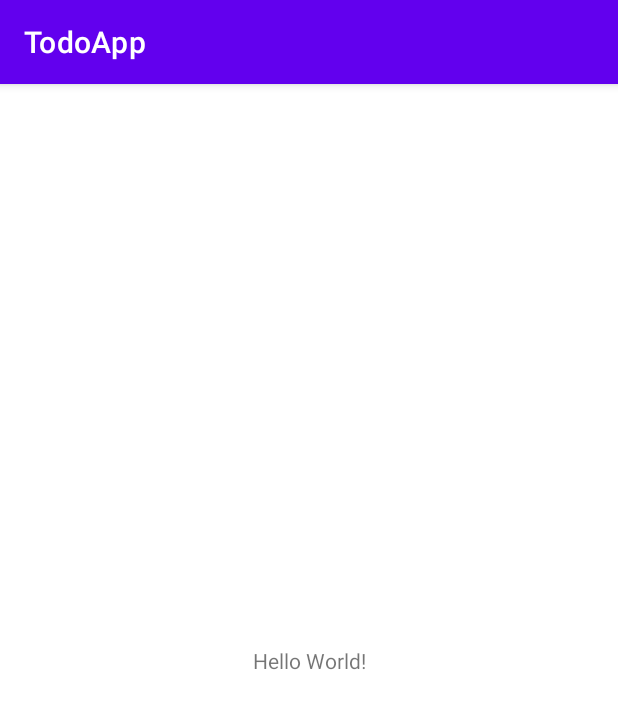
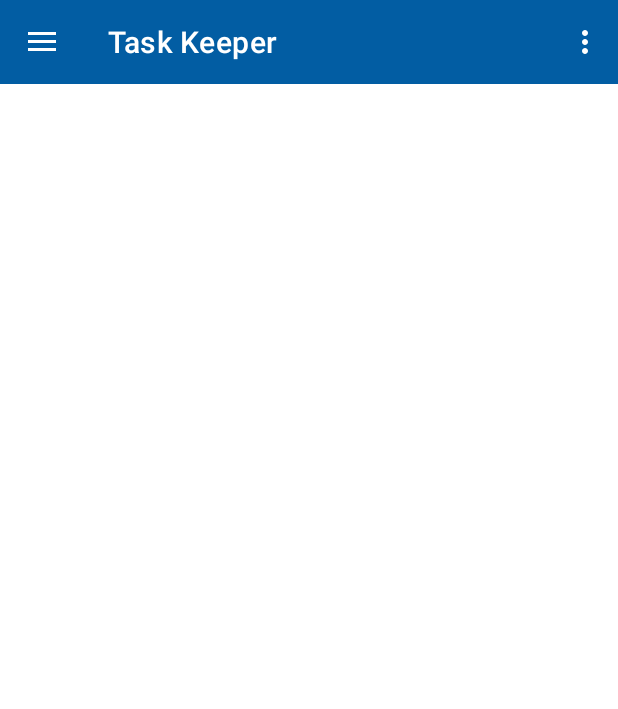
Before and after one commit to MagimbiJr/TodoApp, an Android app: the screen it shows after launch (MainActivity before the commit, TasksListActivity after it), on a phone screen of 412 x 824 dp. Shown: the top 709 px of the screen. Run offline under Robolectric (Android 15) with nearby library versions, the phone set to English and light mode, and no system bars.

Commit message:
add toolbar

```diff
--- a/app/src/main/AndroidManifest.xml
+++ b/app/src/main/AndroidManifest.xml
@@ -9,7 +9,8 @@
         android:roundIcon="@mipmap/ic_launcher_round"
         android:supportsRtl="true"
         android:theme="@style/Theme.TodoApp">
-        <activity android:name=".MainActivity">
+        <activity android:name=".TasksListActivity"
+            android:theme="@style/LocalTheme">
             <intent-filter>
                 <action android:name="android.intent.action.MAIN" />
 
--- a/app/src/main/java/com/tana/todoapp/MainActivity.java
+++ /dev/null
@@ -1,14 +0,0 @@
-package com.tana.todoapp;
-
-import androidx.appcompat.app.AppCompatActivity;
-
-import android.os.Bundle;
-
-public class MainActivity extends AppCompatActivity {
-
-    @Override
-    protected void onCreate(Bundle savedInstanceState) {
-        super.onCreate(savedInstanceState);
-        setContentView(R.layout.activity_main);
-    }
-}
--- /dev/null
+++ b/app/src/main/java/com/tana/todoapp/TasksListActivity.java
@@ -0,0 +1,56 @@
+package com.tana.todoapp;
+
+import androidx.annotation.NonNull;
+import androidx.appcompat.app.ActionBarDrawerToggle;
+import androidx.appcompat.app.AppCompatActivity;
+import androidx.appcompat.widget.Toolbar;
+import androidx.drawerlayout.widget.DrawerLayout;
+
+import android.os.Bundle;
+import android.view.Menu;
+import android.view.MenuInflater;
+import android.view.MenuItem;
+import android.widget.Toast;
+
+import com.google.android.material.appbar.MaterialToolbar;
+
+public class TasksListActivity extends AppCompatActivity {
+    private DrawerLayout mDrawer;
+
+    @Override
+    protected void onCreate(Bundle savedInstanceState) {
+        super.onCreate(savedInstanceState);
+        setContentView(R.layout.activity_main);
+        //getWindow().setStatusBarColor(getResources().getColor(R.color.green));
+
+        Toolbar toolbar = findViewById(R.id.toolbar);
+        setSupportActionBar(toolbar);
+
+        mDrawer = findViewById(R.id.drawer_layout);
+
+        ActionBarDrawerToggle toggle = new ActionBarDrawerToggle(this, mDrawer, toolbar,
+                R.string.navigation_drawer_open, R.string.navigation_drawer_close);
+        mDrawer.addDrawerListener(toggle);
+        toggle.syncState();
+
+    }
+
+    @Override
+    public boolean onCreateOptionsMenu(Menu menu) {
+        MenuInflater menuInflater = getMenuInflater();
+        menuInflater.inflate(R.menu.main_menu, menu);
+        return super.onCreateOptionsMenu(menu);
+    }
+
+    @Override
+    public boolean onOptionsItemSelected(@NonNull MenuItem item) {
+        switch (item.getItemId()) {
+            case R.id.action_profile:
+                Toast.makeText(this, "Profile Selected", Toast.LENGTH_SHORT).show();
+            case R.id.action_setting:
+                Toast.makeText(this, "Settings Selected", Toast.LENGTH_SHORT).show();
+            default:
+                return super.onOptionsItemSelected(item);
+        }
+    }
+}
--- a/app/src/main/res/layout/activity_main.xml
+++ b/app/src/main/res/layout/activity_main.xml
@@ -1,18 +1,34 @@
 <?xml version="1.0" encoding="utf-8"?>
-<androidx.constraintlayout.widget.ConstraintLayout xmlns:android="http://schemas.android.com/apk/res/android"
+<androidx.drawerlayout.widget.DrawerLayout xmlns:android="http://schemas.android.com/apk/res/android"
     xmlns:app="http://schemas.android.com/apk/res-auto"
     xmlns:tools="http://schemas.android.com/tools"
+    android:id="@+id/drawer_layout"
     android:layout_width="match_parent"
     android:layout_height="match_parent"
-    tools:context=".MainActivity">
+    android:fitsSystemWindows="true"
+    tools:context=".TasksListActivity">
 
-    <TextView
+    <LinearLayout
+        android:layout_width="match_parent"
+        android:layout_height="match_parent"
+        android:orientation="vertical">
+
+        <androidx.appcompat.widget.Toolbar
+            android:id="@+id/toolbar"
+            android:layout_width="match_parent"
+            android:layout_height="?attr/actionBarSize"
+            android:background="@color/green_lighter"
+            android:theme="@style/ThemeOverlay.AppCompat.Dark.ActionBar"
+            app:popupTheme="@style/ThemeOverlay.AppCompat.Light" />
+
+        <FrameLayout
+            android:id="@+id/container"
+            android:layout_width="match_parent"
+            android:layout_height="match_parent" />
+    </LinearLayout>
+    <com.google.android.material.navigation.NavigationView
+        android:id="@+id/navigation_view"
         android:layout_width="wrap_content"
-        android:layout_height="wrap_content"
-        android:text="Hello World!"
-        app:layout_constraintBottom_toBottomOf="parent"
-        app:layout_constraintLeft_toLeftOf="parent"
-        app:layout_constraintRight_toRightOf="parent"
-        app:layout_constraintTop_toTopOf="parent" />
-
-</androidx.constraintlayout.widget.ConstraintLayout>
+        android:layout_height="match_parent"
+        android:layout_gravity="start" />
+</androidx.drawerlayout.widget.DrawerLayout>
--- /dev/null
+++ b/app/src/main/res/menu/main_menu.xml
@@ -0,0 +1,13 @@
+<?xml version="1.0" encoding="utf-8"?>
+<menu xmlns:android="http://schemas.android.com/apk/res/android"
+    xmlns:app="http://schemas.android.com/apk/res-auto">
+    <item
+        android:id="@+id/action_profile"
+        android:title="@string/action_profile"
+        app:showAsAction="never" />
+
+    <item
+        android:id="@+id/action_setting"
+        android:title="@string/action_settings"
+        app:showAsAction="never" />
+</menu>
--- a/app/src/main/res/values-night/themes.xml
+++ b/app/src/main/res/values-night/themes.xml
@@ -3,11 +3,11 @@
     <style name="Theme.TodoApp" parent="Theme.MaterialComponents.DayNight.DarkActionBar">
         <!-- Primary brand color. -->
         <item name="colorPrimary">@color/purple_200</item>
-        <item name="colorPrimaryVariant">@color/purple_700</item>
+        <item name="colorPrimaryVariant">@color/green</item>
         <item name="colorOnPrimary">@color/black</item>
         <!-- Secondary brand color. -->
-        <item name="colorSecondary">@color/teal_200</item>
-        <item name="colorSecondaryVariant">@color/teal_200</item>
+        <item name="colorSecondary">@color/purple</item>
+        <item name="colorSecondaryVariant">@color/purple</item>
         <item name="colorOnSecondary">@color/black</item>
         <!-- Status bar color. -->
         <item name="android:statusBarColor" tools:targetApi="l">?attr/colorPrimaryVariant</item>
--- a/app/src/main/res/values/colors.xml
+++ b/app/src/main/res/values/colors.xml
@@ -1,9 +1,9 @@
 <?xml version="1.0" encoding="utf-8"?>
 <resources>
     <color name="purple_200">#FFBB86FC</color>
-    <color name="purple_500">#FF6200EE</color>
-    <color name="purple_700">#FF3700B3</color>
-    <color name="teal_200">#FF03DAC5</color>
+    <color name="green_lighter">#025DA3</color>
+    <color name="green">#004275</color>
+    <color name="purple">#86338F</color>
     <color name="teal_700">#FF018786</color>
     <color name="black">#FF000000</color>
     <color name="white">#FFFFFFFF</color>
--- a/app/src/main/res/values/strings.xml
+++ b/app/src/main/res/values/strings.xml
@@ -1,3 +1,8 @@
 <resources>
-    <string name="app_name">TodoApp</string>
+    <string name="app_name">Task Keeper</string>
+
+    <string name="navigation_drawer_open">Open navigation drawer</string>
+    <string name="navigation_drawer_close">Close navigation drawer</string>
+    <string name="action_profile">Profile</string>
+    <string name="action_settings">Settings</string>
 </resources>
--- a/app/src/main/res/values/themes.xml
+++ b/app/src/main/res/values/themes.xml
@@ -2,15 +2,20 @@
     <!-- Base application theme. -->
     <style name="Theme.TodoApp" parent="Theme.MaterialComponents.DayNight.DarkActionBar">
         <!-- Primary brand color. -->
-        <item name="colorPrimary">@color/purple_500</item>
-        <item name="colorPrimaryVariant">@color/purple_700</item>
+        <item name="colorPrimary">@color/green_lighter</item>
+        <item name="colorPrimaryVariant">@color/green</item>
         <item name="colorOnPrimary">@color/white</item>
         <!-- Secondary brand color. -->
-        <item name="colorSecondary">@color/teal_200</item>
+        <item name="colorSecondary">@color/purple</item>
         <item name="colorSecondaryVariant">@color/teal_700</item>
         <item name="colorOnSecondary">@color/black</item>
         <!-- Status bar color. -->
         <item name="android:statusBarColor" tools:targetApi="l">?attr/colorPrimaryVariant</item>
         <!-- Customize your theme here. -->
     </style>
+    <style name="LocalTheme" parent="Theme.MaterialComponents.DayNight.NoActionBar">
+        <item name="windowActionBar">false</item>
+        <item name="windowNoTitle">true</item>
+        <item name="android:statusBarColor">@color/green</item>
+    </style>
 </resources>
```
